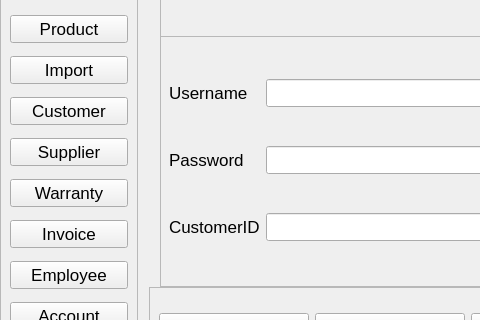
This is src/View/VIewUI/AccountAdmin.ui in Hai1205/ComputerStore-Python- as Qt 5 draws it before an edit; both pictures show x 0 to 480 and y 92 to 412 of the 1163 by 768 pixel window. The edited form follows.
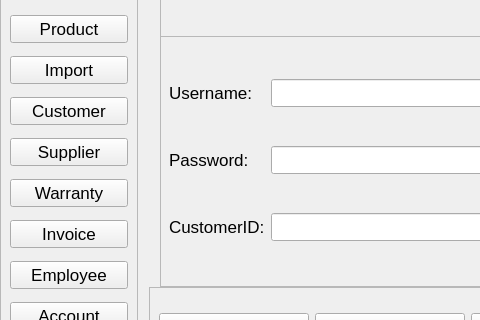
This is the edited form.

Patch:
```diff
--- a/src/View/VIewUI/AccountAdmin.ui
+++ b/src/View/VIewUI/AccountAdmin.ui
@@ -167,7 +167,7 @@
       <item row="1" column="0">
        <widget class="QLabel" name="label_3">
         <property name="text">
-         <string>Password</string>
+         <string>Password:</string>
         </property>
        </widget>
       </item>
@@ -177,14 +177,14 @@
       <item row="0" column="0">
        <widget class="QLabel" name="label_2">
         <property name="text">
-         <string>Username</string>
+         <string>Username:</string>
         </property>
        </widget>
       </item>
       <item row="2" column="0">
        <widget class="QLabel" name="label_6">
         <property name="text">
-         <string>CustomerID</string>
+         <string>CustomerID:</string>
         </property>
        </widget>
       </item>
```
Left out of the diff: 2 changed lines with no effect on the pictures.
